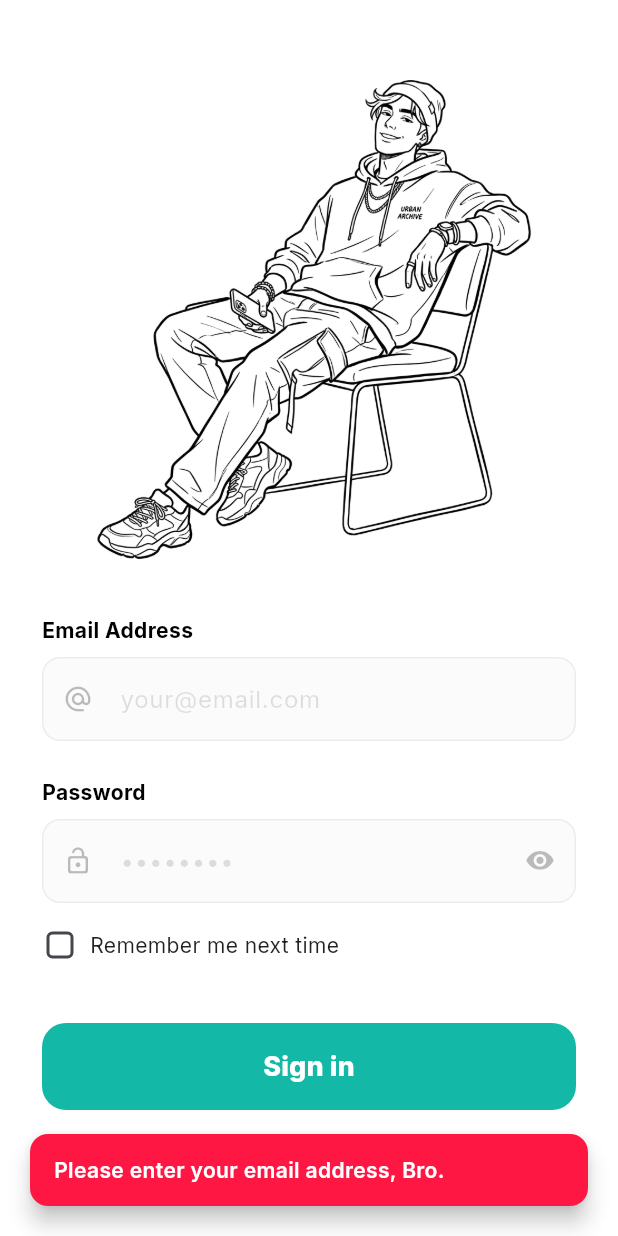
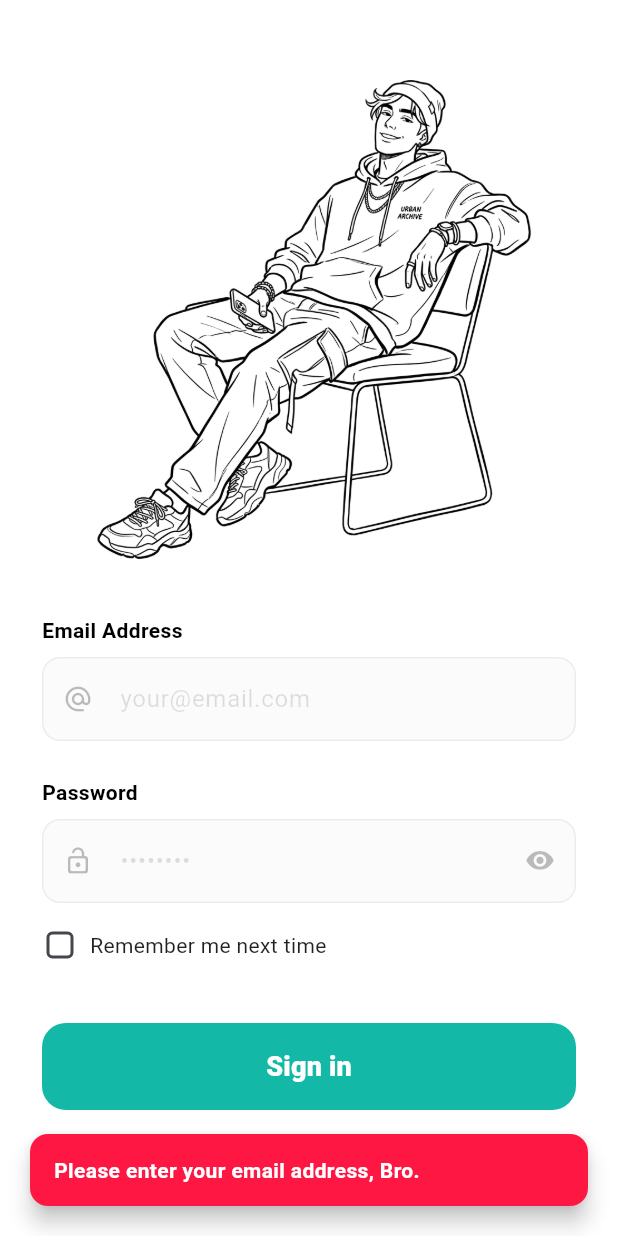
Before and after one commit to AdamDono/Brosky, a Flutter app: the screen it shows after launch, after a tap on "Sign in", on a phone screen of 412 x 824 dp. Run offline on Flutter 3.47's test engine with Material 3 defaults, Android fonts, the phone set to English and light mode, and no system bars; our stand-ins replace flutter_riverpod, geolocator, google_fonts, hugeicons, image_picker, supabase_flutter and 1 more; accounts and stored records are empty.

Commit message:
font change

```diff
--- a/lib/src/features/auth/presentation/auth_screen.dart
+++ b/lib/src/features/auth/presentation/auth_screen.dart
@@ -31,7 +31,7 @@ class _AuthScreenState extends State<AuthScreen> {
       SnackBar(
         content: Text(
           message,
-          style: GoogleFonts.inter(fontWeight: FontWeight.w600, color: Colors.white),
+          style: TextStyle(fontFamily: '.SF Pro Display', fontWeight: FontWeight.w600, color: Colors.white),
         ),
         backgroundColor: Colors.redAccent.shade400,
         behavior: SnackBarBehavior.floating,
@@ -47,7 +47,7 @@ class _AuthScreenState extends State<AuthScreen> {
       SnackBar(
         content: Text(
           message,
-          style: GoogleFonts.inter(fontWeight: FontWeight.w600, color: Colors.white),
+          style: TextStyle(fontFamily: '.SF Pro Display', fontWeight: FontWeight.w600, color: Colors.white),
         ),
         backgroundColor: _primaryColor,
         behavior: SnackBarBehavior.floating,
@@ -152,7 +152,7 @@ class _AuthScreenState extends State<AuthScreen> {
         brightness: Brightness.light,
         scaffoldBackgroundColor: Colors.white,
         primaryColor: _primaryColor,
-        textTheme: GoogleFonts.interTextTheme(ThemeData.light().textTheme),
+        textTheme: ThemeData.light().textTheme.apply(fontFamily: '.SF Pro Display'),
       ),
       child: Scaffold(
         body: SafeArea(
@@ -205,7 +205,7 @@ class _AuthScreenState extends State<AuthScreen> {
                         const SizedBox(height: 20),
                         Text(
                           'Let\'s Get Started',
-                          style: GoogleFonts.inter(
+                          style: TextStyle(fontFamily: '.SF Pro Display',
                             fontSize: 32,
                             fontWeight: FontWeight.w800,
                             color: Colors.black,
@@ -215,7 +215,7 @@ class _AuthScreenState extends State<AuthScreen> {
                         const SizedBox(height: 8),
                         Text(
                           'Join the Brotherhood today',
-                          style: GoogleFonts.inter(fontSize: 16, color: Colors.black38),
+                          style: TextStyle(fontFamily: '.SF Pro Display', fontSize: 16, color: Colors.black38),
                         ),
                       ],
                     ),
@@ -284,13 +284,13 @@ class _AuthScreenState extends State<AuthScreen> {
                                   child: RichText(
                                     text: TextSpan(
                                       children: [
-                                        TextSpan(text: 'I agree with ', style: GoogleFonts.inter(fontSize: 14, color: Colors.black87)),
-                                        TextSpan(text: 'terms of use', style: GoogleFonts.inter(fontSize: 14, color: _primaryColor, fontWeight: FontWeight.bold)),
+                                        TextSpan(text: 'I agree with ', style: TextStyle(fontFamily: '.SF Pro Display', fontSize: 14, color: Colors.black87)),
+                                        TextSpan(text: 'terms of use', style: TextStyle(fontFamily: '.SF Pro Display', fontSize: 14, color: _primaryColor, fontWeight: FontWeight.bold)),
                                       ],
                                     ),
                                   ),
                                 )
-                              : Text('Remember me next time', style: GoogleFonts.inter(fontSize: 14, color: Colors.black87)),
+                              : Text('Remember me next time', style: TextStyle(fontFamily: '.SF Pro Display', fontSize: 14, color: Colors.black87)),
                           ),
                         ],
                       ),
@@ -310,7 +310,7 @@ class _AuthScreenState extends State<AuthScreen> {
                           ),
                           child: _isLoading
                             ? const CircularProgressIndicator(color: Colors.white)
-                            : Text(_isSignUp ? 'Sign up' : 'Sign in', style: GoogleFonts.inter(fontSize: 18, fontWeight: FontWeight.w800)),
+                            : Text(_isSignUp ? 'Sign up' : 'Sign in', style: TextStyle(fontFamily: '.SF Pro Display', fontSize: 18, fontWeight: FontWeight.w800)),
                         ),
                       ),
 
@@ -319,10 +319,10 @@ class _AuthScreenState extends State<AuthScreen> {
                         child: Row(
                           mainAxisAlignment: MainAxisAlignment.center,
                           children: [
-                            Text(_isSignUp ? 'Already have an account? ' : 'New to BRO? ', style: GoogleFonts.inter(color: Colors.black38)),
+                            Text(_isSignUp ? 'Already have an account? ' : 'New to BRO? ', style: TextStyle(fontFamily: '.SF Pro Display', color: Colors.black38)),
                             GestureDetector(
                               onTap: () => setState(() => _isSignUp = !_isSignUp),
-                              child: Text(_isSignUp ? 'Sign in' : 'Create account', style: GoogleFonts.inter(color: _primaryColor, fontWeight: FontWeight.bold)),
+                              child: Text(_isSignUp ? 'Sign in' : 'Create account', style: TextStyle(fontFamily: '.SF Pro Display', color: _primaryColor, fontWeight: FontWeight.bold)),
                             ),
                           ],
                         ),
@@ -342,14 +342,14 @@ class _AuthScreenState extends State<AuthScreen> {
   Widget _buildLabel(String label) {
     return Padding(
       padding: const EdgeInsets.only(bottom: 8.0),
-      child: Text(label, style: GoogleFonts.inter(fontSize: 14, fontWeight: FontWeight.w700, color: Colors.black)),
+      child: Text(label, style: TextStyle(fontFamily: '.SF Pro Display', fontSize: 14, fontWeight: FontWeight.w700, color: Colors.black)),
     );
   }
 
   InputDecoration _inputDecoration(String hint, {bool isPassword = false, VoidCallback? onToggleVisibility, bool isPasswordVisible = false}) {
     return InputDecoration(
       hintText: hint,
-      hintStyle: GoogleFonts.inter(color: Colors.black12),
+      hintStyle: TextStyle(fontFamily: '.SF Pro Display', color: Colors.black12),
       filled: true,
       fillColor: Colors.grey.withOpacity(0.04),
       enabledBorder: OutlineInputBorder(
--- a/lib/src/features/auth/presentation/terms_screen.dart
+++ b/lib/src/features/auth/presentation/terms_screen.dart
@@ -17,7 +17,7 @@ class TermsScreen extends StatelessWidget {
         ),
         title: Text(
           'THE BROTHERHOOD PACT',
-          style: GoogleFonts.inter(
+          style: TextStyle(fontFamily: '.SF Pro Display',
             fontWeight: FontWeight.w900,
             fontSize: 16,
             color: Colors.black,
@@ -54,7 +54,7 @@ class TermsScreen extends StatelessWidget {
             Center(
               child: Text(
                 'STAY AUTHENTIC. STAY BRO.',
-                style: GoogleFonts.inter(
+                style: TextStyle(fontFamily: '.SF Pro Display',
                   fontWeight: FontWeight.w800,
                   fontSize: 12,
                   color: Colors.black26,
@@ -75,7 +75,7 @@ class TermsScreen extends StatelessWidget {
       children: [
         Text(
           title,
-          style: GoogleFonts.inter(
+          style: TextStyle(fontFamily: '.SF Pro Display',
             fontWeight: FontWeight.bold,
             fontSize: 18,
             color: const Color(0xFF14B8A6), // Teal accent
@@ -84,7 +84,7 @@ class TermsScreen extends StatelessWidget {
         const SizedBox(height: 12),
         Text(
           content,
-          style: GoogleFonts.inter(
+          style: TextStyle(fontFamily: '.SF Pro Display',
             fontSize: 15,
             color: Colors.black54,
             height: 1.6,
```
